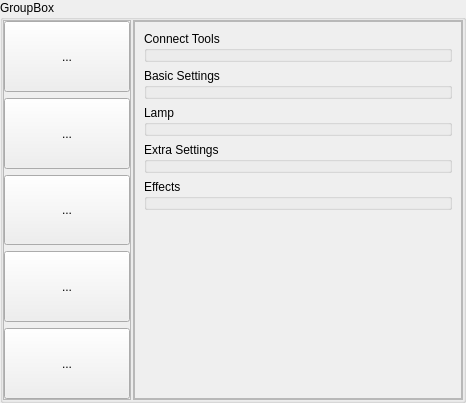
This is Apps/LedRemoteControl/ledgadgetgroupbox.ui in successbyfailure/libreLeds as Qt 5 draws it before an edit. The edited form follows.
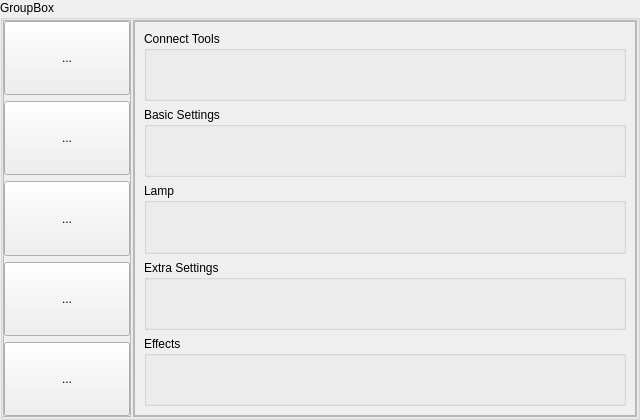
This is the edited form. Icons and pictures are not drawn. Custom widgets are drawn as their Qt base class.

Diff of the .ui file:
```diff
--- a/Apps/LedRemoteControl/ledgadgetgroupbox.ui
+++ b/Apps/LedRemoteControl/ledgadgetgroupbox.ui
@@ -6,8 +6,8 @@
    <rect>
     <x>0</x>
     <y>0</y>
-    <width>466</width>
-    <height>403</height>
+    <width>640</width>
+    <height>420</height>
    </rect>
   </property>
   <property name="windowTitle">
@@ -246,6 +246,18 @@
       </property>
       <item>
        <widget class="QScrollArea" name="scrollArea_2">
+        <property name="minimumSize">
+         <size>
+          <width>500</width>
+          <height>0</height>
+         </size>
+        </property>
+        <property name="horizontalScrollBarPolicy">
+         <enum>Qt::ScrollBarAlwaysOff</enum>
+        </property>
+        <property name="sizeAdjustPolicy">
+         <enum>QAbstractScrollArea::AdjustToContents</enum>
+        </property>
         <property name="widgetResizable">
          <bool>true</bool>
         </property>
@@ -254,13 +266,19 @@
           <rect>
            <x>0</x>
            <y>0</y>
-           <width>316</width>
-           <height>381</height>
+           <width>498</width>
+           <height>398</height>
           </rect>
          </property>
          <layout class="QVBoxLayout" name="verticalLayout_3">
           <item>
            <widget class="connectWidget" name="connectW">
+            <property name="minimumSize">
+             <size>
+              <width>0</width>
+              <height>0</height>
+             </size>
+            </property>
             <property name="title">
              <string>Connect Tools</string>
             </property>
@@ -294,19 +312,6 @@
             </property>
            </widget>
           </item>
-          <item>
-           <spacer name="verticalSpacer">
-            <property name="orientation">
-             <enum>Qt::Vertical</enum>
-            </property>
-            <property name="sizeHint" stdset="0">
-             <size>
-              <width>20</width>
-              <height>40</height>
-             </size>
-            </property>
-           </spacer>
-          </item>
          </layout>
          <zorder>scrollArea</zorder>
          <zorder>gbExtraSettings</zorder>
```
Left out of the diff: 2 changed lines with no effect on the pictures.
